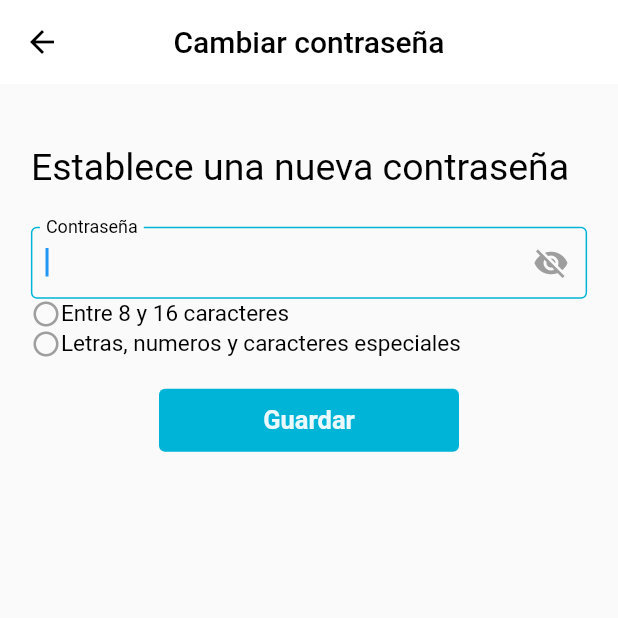
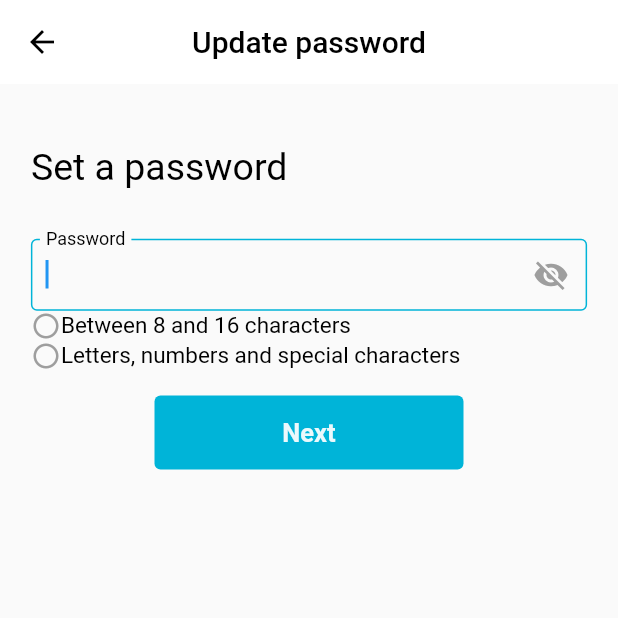
Before and after one commit to zequielpr/retos_recompensas_proyecto_final, a Flutter app: the ChangePasswd screen opened directly with empty values, on a phone screen of 412 x 824 dp, the top half of it. Run offline on Flutter 3.47's test engine with Material 2 defaults, Android fonts, the phone set to English and light mode, and no system bars; our stand-ins replace auto_route, cloud_firestore, custom_navigation_bar, firebase_auth, firebase_core, firebase_messaging and 6 more; missing offline and left inert: firebase_auth_platform_interface, flutter_facebook_auth, flutter_statusbarcolor_ns, ntp; accounts and stored records are empty; generated files the repository leaves out were written again.

Commit message:
Traduccion de cambio de contarseña y reutilización de un widget

```diff
--- a/lib/MenuNavigatioBar/Perfil/admin_cuenta/change_password.dart
+++ b/lib/MenuNavigatioBar/Perfil/admin_cuenta/change_password.dart
@@ -2,9 +2,13 @@ import 'package:auto_route/auto_route.dart';
 import 'package:flutter/material.dart';
 import 'package:google_fonts/google_fonts.dart';
 import 'package:retos_proyecto/MediaQuery.dart';
+import 'package:retos_proyecto/datos/Colecciones.dart';
 import 'package:retos_proyecto/datos/UsuarioActual.dart';
 
+import '../../../Servicios/Autenticacion/EmailPassw/RecogerPassw/Widget_Recoger_Passw.dart';
+import '../../../datos/TransferirDatos.dart';
 import '../../../datos/ValidarDatos.dart';
+import 'package:flutter_gen/gen_l10n/app_localizations.dart';
 
 
 class ChangePasswd extends StatefulWidget {
@@ -18,197 +22,24 @@ class ChangePasswd extends StatefulWidget {
 class _ChangePasswdState extends State<ChangePasswd> {
   final BuildContext contextPerfil;
   _ChangePasswdState(this.contextPerfil);
+  AppLocalizations? valores;
+  TrasnferirDatosNombreUser arg = TrasnferirDatosNombreUser.SoloNombre('userName');
 
   @override
   Widget build(BuildContext context) {
+    valores = AppLocalizations.of(context);
+
     return Scaffold(
         appBar: AppBar(
           centerTitle: true,
-          title: Text('Cambiar contraseña'),
+          title: Text('${valores?.actualizar_passw}'),
         ),
         body: Padding(
           padding: EdgeInsets.only(
               left: Pantalla.getPorcentPanntalla(5, context, 'x'),
               right: Pantalla.getPorcentPanntalla(5, context, 'x'),
               top: Pantalla.getPorcentPanntalla(5, context, 'y')),
-          child: getTextFieldPasswd(),
+          child:  Widget_Recoger_Passw(context, valores, arg, setState, false).getTextFieldPasswd(),
         ));
-    ;
-  }
-
-  var longValid = false;
-  var botoActivado = false;
-  var passwController = TextEditingController();
-  var iconPassw = Icon(
-    Icons.visibility_off,
-    color: Colors.grey,
-  );
-
-  var passwOculta = true;
-  Icon iconoLogitud = const Icon(
-    Icons.circle_outlined,
-    size: 20,
-    color: Colors.grey,
-  );
-  Icon iconoLetrasN = Icon(
-    Icons.circle_outlined,
-    size: 20,
-    color: Colors.grey,
-  );
-
-  void _checkLongitud(bool isValid) {
-    setState(() {
-      if (isValid) {
-        iconoLogitud = Icon(
-          Icons.check_circle,
-          size: 20,
-          color: Colors.green,
-        );
-        longValid = true;
-        return;
-      }
-      longValid = false;
-      iconoLogitud = Icon(
-        Icons.circle_outlined,
-        size: 20,
-        color: Colors.grey,
-      );
-      ;
-    });
-  }
-
-  void _checkLetrasNumb(bool isValid) {
-    setState(() {
-      if (isValid) {
-        iconoLetrasN = const Icon(
-          Icons.check_circle,
-          size: 20,
-          color: Colors.green,
-        );
-        if (longValid) {
-          botoActivado = true;
-          return;
-        }
-        botoActivado = false;
-        return;
-      }
-      botoActivado = false;
-      iconoLetrasN = const Icon(
-        Icons.circle_outlined,
-        size: 20,
-        color: Colors.grey,
-      );
-    });
-  }
-
-  void _mostrarPassw() {
-    setState(() {
-      passwOculta = false;
-      iconPassw = Icon(
-        Icons.visibility,
-        color: Colors.grey,
-      );
-    });
-  }
-
-  void _ocultarPassw() {
-    setState(() {
-      passwOculta = true;
-      iconPassw = Icon(
-        Icons.visibility_off,
-        color: Colors.grey,
-      );
-    });
-  }
-
-  Widget getTextFieldPasswd() {
-    return Column(
-      mainAxisAlignment: MainAxisAlignment.start,
-      children: [
-        Align(
-          alignment: Alignment.centerLeft,
-          child: Padding(
-            padding: EdgeInsets.only(bottom: 25),
-            child: Text(
-              'Establece una nueva contraseña',
-              style:
-              GoogleFonts.roboto(fontSize: 25, fontWeight: FontWeight.w400),
-            ),
-          ),
-        ),
-        TextField(
-          keyboardType: TextInputType.visiblePassword,
-          onChanged: (passw) {
-            passw.length >= 8
-                ? passw.length <= 16
-                ? _checkLongitud(true)
-                : _checkLongitud(false)
-                : _checkLongitud(false);
-            Validar.validarPassw(passw) == true
-                ? _checkLetrasNumb(true)
-                : _checkLetrasNumb(false);
-          },
-          obscureText: passwOculta,
-          autofocus: true,
-          controller: passwController,
-          decoration: InputDecoration(
-              suffixIcon: IconButton(
-                onPressed: () =>
-                passwOculta == true ? _mostrarPassw() : _ocultarPassw(),
-                icon: iconPassw,
-              ),
-              border: OutlineInputBorder(),
-              labelText: 'Contraseña'),
-        ),
-        Align(
-          alignment: Alignment.centerLeft,
-          child: Row(
-            children: [
-              iconoLogitud,
-              Text(
-                'Entre 8 y 16 caracteres',
-                style: GoogleFonts.roboto(fontSize: 15),
-              )
-            ],
-          ),
-        ),
-        Align(
-          alignment: Alignment.centerLeft,
-          child: Row(
-            children: [
-              iconoLetrasN,
-              Text('Letras, numeros y caracteres especiales',
-                  style: GoogleFonts.roboto(fontSize: 15))
-            ],
-          ),
-        ),
-        Padding(
-          padding: EdgeInsets.only(top: 20),
-          child: SizedBox(
-              width: 200,
-              height: 42,
-              child: ElevatedButton(
-                  style: ButtonStyle(elevation: MaterialStateProperty.all(0)),
-                  onPressed: botoActivado
-                      ? () => changePasswd(passwController.text)
-                      : null,
-                  child: Text(
-                    'Guardar',
-                    style: GoogleFonts.roboto(
-                        fontSize: 17, fontWeight: FontWeight.w600),
-                  ))),
-        ),
-      ],
-    );
-  }
-
-  changePasswd(String newPassword) {
-    const snackBar = SnackBar(
-      content: Text('Contraseña actualizada'),
-    );
-    (CurrentUser.currentUser?.updatePassword(newPassword))
-        ?.catchError((onError) {})
-        .then((value) => context.router.pop().then(
-            (value) => ScaffoldMessenger.of(contextPerfil).showSnackBar(snackBar)));
   }
 }
--- a/lib/Rutas.dart
+++ b/lib/Rutas.dart
@@ -27,7 +27,7 @@ import 'Servicios/Autenticacion/DatosNewUser.dart';
 import 'Servicios/Autenticacion/EmailPassw/InfoVerificacionEmail.dart';
 import 'Servicios/Autenticacion/EmailPassw/IniciarSessionEmailPassw.dart';
 import 'Servicios/Autenticacion/EmailPassw/RecogerEmail.dart';
-import 'Servicios/Autenticacion/EmailPassw/RecogerPassw.dart';
+import 'Servicios/Autenticacion/EmailPassw/RecogerPassw/RecogerPassw.dart';
 import 'Servicios/Autenticacion/login.dart';
 import 'main.dart';
 import 'onboarding/onboarding.dart';
--- a/lib/Servicios/Autenticacion/DatosNewUser.dart
+++ b/lib/Servicios/Autenticacion/DatosNewUser.dart
@@ -25,7 +25,7 @@ import '../Notificaciones/AdministrarTokens.dart';
 import 'Autenticacion.dart';
 import 'EmailPassw/IniciarSessionEmailPassw.dart';
 import 'EmailPassw/RecogerEmail.dart';
-import 'EmailPassw/RecogerPassw.dart';
+import 'EmailPassw/RecogerPassw/RecogerPassw.dart';
 import 'NombreUsuario.dart';
 import 'login.dart';
 import 'package:flutter_gen/gen_l10n/app_localizations.dart';
--- a/lib/Servicios/Autenticacion/EmailPassw/RecogerEmail.dart
+++ b/lib/Servicios/Autenticacion/EmailPassw/RecogerEmail.dart
@@ -12,7 +12,7 @@ import '../../../datos/ValidarDatos.dart';
 import '../../../recursos/Espacios.dart';
 import '../Autenticacion.dart';
 import 'IniciarSessionEmailPassw.dart';
-import 'RecogerPassw.dart';
+import 'RecogerPassw/RecogerPassw.dart';
 import 'package:flutter_gen/gen_l10n/app_localizations.dart';
 
 class RecogerEmail extends StatefulWidget {
--- /dev/null
+++ b/lib/Servicios/Autenticacion/EmailPassw/RecogerPassw/Widget_Recoger_Passw.dart
@@ -0,0 +1,213 @@
+import 'package:auto_route/auto_route.dart';
+import 'package:flutter/cupertino.dart';
+import 'package:flutter/material.dart';
+import 'package:google_fonts/google_fonts.dart';
+import 'package:retos_proyecto/MediaQuery.dart';
+
+import '../../../../Rutas.gr.dart';
+import '../../../../datos/TransferirDatos.dart';
+import '../../../../datos/UsuarioActual.dart';
+import '../../../../datos/ValidarDatos.dart';
+import 'package:flutter_gen/gen_l10n/app_localizations.dart';
+
+class Widget_Recoger_Passw {
+  BuildContext _context;
+  AppLocalizations? _valores;
+  TrasnferirDatosNombreUser _args;
+  var _setState;
+  bool _isSignUp;
+
+  Widget_Recoger_Passw(
+      this._context, this._valores, this._args, this._setState, this._isSignUp);
+
+  static final _passwController = TextEditingController();
+  static var _botoActivado = false;
+  static var _cumpleLongitud = false;
+  static var _longValid = false;
+  static var _letraNumValid = false;
+
+  static var _iconPassw = Icon(
+    Icons.visibility_off,
+    color: Colors.grey,
+  );
+  static var _passwOculta = true;
+  static Icon _iconoLogitud = const Icon(
+    Icons.circle_outlined,
+    size: 20,
+    color: Colors.grey,
+  );
+  static Icon _iconoLetrasN = Icon(
+    Icons.circle_outlined,
+    size: 20,
+    color: Colors.grey,
+  );
+
+  Widget getTextFieldPasswd() {
+    return Column(
+      mainAxisAlignment: MainAxisAlignment.start,
+      children: [
+        Align(
+          alignment: Alignment.centerLeft,
+          child: Padding(
+            padding: EdgeInsets.only(
+                bottom: Pantalla.getPorcentPanntalla(4, _context, 'y')),
+            child: Text(
+              _valores?.establece_passw as String,
+              style:
+                  GoogleFonts.roboto(fontSize: 25, fontWeight: FontWeight.w400),
+            ),
+          ),
+        ),
+        TextField(
+          keyboardType: TextInputType.visiblePassword,
+          controller: _passwController,
+          onChanged: (passw) {
+            //_setState((){_passwController.text = passw;});
+            passw.length >= 8
+                ? passw.length <= 16
+                    ? _checkLongitud(true)
+                    : _checkLongitud(false)
+                : _checkLongitud(false);
+            Validar.validarPassw(passw) == true
+                ? _checkLetrasNumb(true)
+                : _checkLetrasNumb(false);
+          },
+          obscureText: _passwOculta,
+          autofocus: true,
+          decoration: InputDecoration(
+              suffixIcon: IconButton(
+                onPressed: () =>
+                    _passwOculta == true ? _mostrarPassw() : _ocultarPassw(),
+                icon: _iconPassw,
+              ),
+              border: OutlineInputBorder(),
+              labelText: _valores?.passw),
+        ),
+        Align(
+          alignment: Alignment.centerLeft,
+          child: Row(
+            children: [
+              _iconoLogitud,
+              Text(
+                _valores?.requisito_1_passw as String,
+                style: GoogleFonts.roboto(fontSize: 15),
+              )
+            ],
+          ),
+        ),
+        Align(
+          alignment: Alignment.centerLeft,
+          child: Row(
+            children: [
+              _iconoLetrasN,
+              Text(_valores?.requisito_2_passw as String,
+                  style: GoogleFonts.roboto(fontSize: 15))
+            ],
+          ),
+        ),
+        Padding(
+          padding: EdgeInsets.only(
+              top: Pantalla.getPorcentPanntalla(2, _context, 'y')),
+          child: SizedBox(
+              width: Pantalla.getPorcentPanntalla(50, _context, 'x'),
+              height: Pantalla.getPorcentPanntalla(6, _context, 'y'),
+              child: ElevatedButton(
+                  style: ButtonStyle(elevation: MaterialStateProperty.all(0)),
+                  onPressed: _botoActivado
+                      ? () {
+                          if (_isSignUp) {
+                            _continuar(_args, _passwController.text);
+                          }else{
+                            _changePasswd(_passwController.text);
+                          }
+                        }
+                      : null,
+                  child: Text(
+                    _valores?.boton_next_p_1 as String,
+                    style: GoogleFonts.roboto(
+                        fontSize: 17, fontWeight: FontWeight.w600),
+                  ))),
+        ),
+      ],
+    );
+  }
+
+  void _mostrarPassw() {
+    print('object');
+    _passwOculta = false;
+    _iconPassw = Icon(
+      Icons.visibility,
+      color: Colors.grey,
+    );
+    _setState(() {});
+  }
+
+  void _ocultarPassw() {
+    _passwOculta = true;
+    _iconPassw = Icon(
+      Icons.visibility_off,
+      color: Colors.grey,
+    );
+    _setState(() {});
+  }
+
+  void _checkLongitud(bool isValid) {
+    _setState(() {
+      if (isValid) {
+        _iconoLogitud = Icon(
+          Icons.check_circle,
+          size: 20,
+          color: Colors.green,
+        );
+        _longValid = true;
+        return;
+      }
+      _longValid = false;
+      _iconoLogitud = Icon(
+        Icons.circle_outlined,
+        size: 20,
+        color: Colors.grey,
+      );
+      ;
+    });
+  }
+
+  void _checkLetrasNumb(bool isValid) {
+    _setState(() {
+      if (isValid) {
+        _iconoLetrasN = const Icon(
+          Icons.check_circle,
+          size: 20,
+          color: Colors.green,
+        );
+        if (_longValid) {
+          _botoActivado = true;
+          return;
+        }
+        _botoActivado = false;
+        return;
+      }
+      _botoActivado = false;
+      _iconoLetrasN = const Icon(
+        Icons.circle_outlined,
+        size: 20,
+        color: Colors.grey,
+      );
+    });
+  }
+
+  void _continuar(TrasnferirDatosNombreUser args, passw) {
+    args.setValor('passw', passw);
+    _context.router.push(NombreUsuarioRouter(args: args));
+  }
+
+  _changePasswd(String newPassword) {
+    const snackBar = SnackBar(
+      content: Text('Contraseña actualizada'),
+    );
+    (CurrentUser.currentUser?.updatePassword(newPassword))
+        ?.catchError((onError) {})
+        .then((value) => _context.router.pop().then(
+            (value) => ScaffoldMessenger.of(_context).showSnackBar(snackBar)));
+  }
+}
--- a/lib/splashScreen.dart
+++ b/lib/splashScreen.dart
@@ -23,7 +23,7 @@ import 'Rutas.dart';
 import 'Servicios/Autenticacion/DatosNewUser.dart';
 import 'Servicios/Autenticacion/EmailPassw/IniciarSessionEmailPassw.dart';
 import 'Servicios/Autenticacion/EmailPassw/RecogerEmail.dart';
-import 'Servicios/Autenticacion/EmailPassw/RecogerPassw.dart';
+import 'Servicios/Autenticacion/EmailPassw/RecogerPassw/RecogerPassw.dart';
 import 'Servicios/Autenticacion/login.dart';
 import 'datos/TransferirDatos.dart';
 import 'datos/UsuarioActual.dart';
```
Also changed, not shown: lib/Servicios/Autenticacion/EmailPassw/RecogerPassw.dart (deleted, +0 -211 lines), lib/Servicios/Autenticacion/EmailPassw/RecogerPassw/RecogerPassw.dart (added, +47 -0 lines), lib/Rutas.gr.dart.
